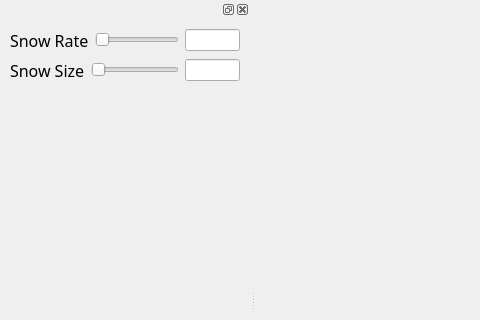
First picture: the form in ui/mainwindow.ui, repository azhao68/cabin-fever, before the edit; both pictures show x 0 to 480 and y 0 to 320 of the 800 by 600 pixel window.
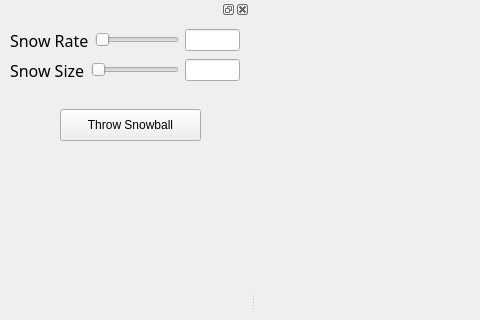
Second picture: the form after the edit. Custom widgets are drawn as their Qt base class.

Commit message: added throw snowball button

```diff
--- a/ui/mainwindow.ui
+++ b/ui/mainwindow.ui
@@ -181,6 +181,19 @@
       </item>
      </layout>
     </widget>
+    <widget class="QPushButton" name="pushButton">
+     <property name="geometry">
+      <rect>
+       <x>60</x>
+       <y>90</y>
+       <width>141</width>
+       <height>32</height>
+      </rect>
+     </property>
+     <property name="text">
+      <string>Throw Snowball</string>
+     </property>
+    </widget>
    </widget>
   </widget>
  </widget>
```
The commit also changes 51 other files.
